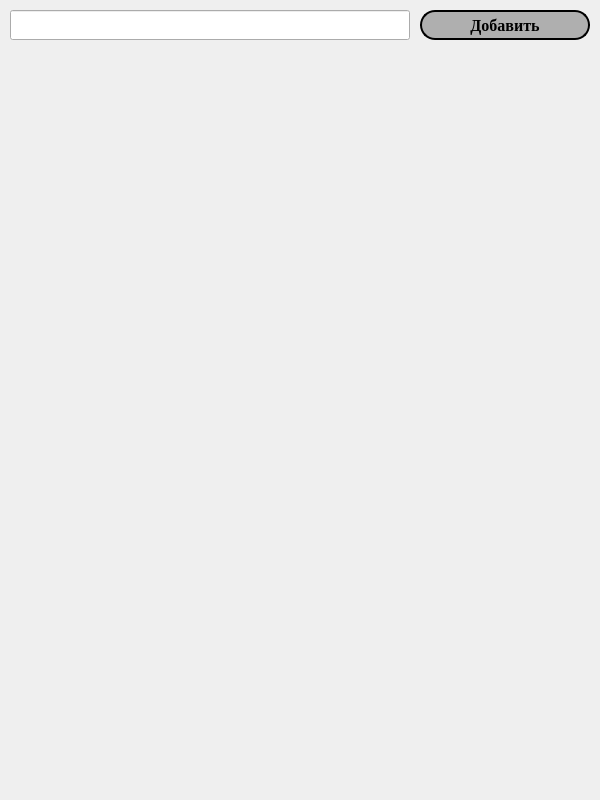
Above: activities/researchPerson.ui from AmirHai/UmkaCentre before the change. Below: the same form after it.
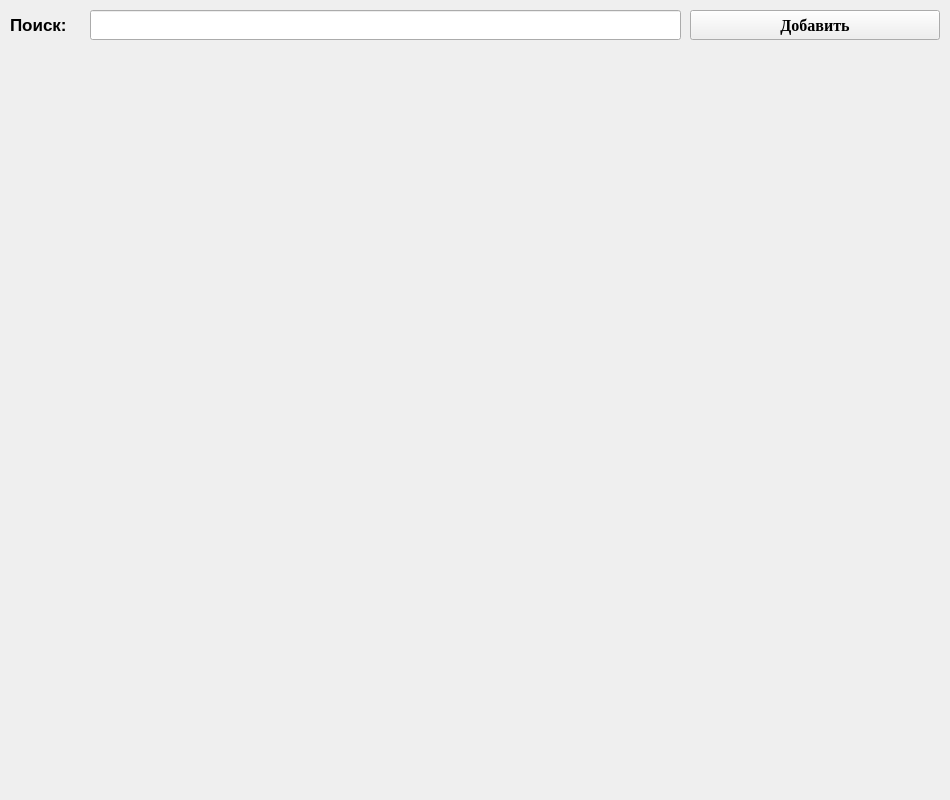
That is the form after the change.

The edit to the form file:
```diff
--- a/activities/researchPerson.ui
+++ b/activities/researchPerson.ui
@@ -6,7 +6,7 @@
    <rect>
     <x>0</x>
     <y>0</y>
-    <width>600</width>
+    <width>950</width>
     <height>800</height>
    </rect>
   </property>
@@ -16,9 +16,9 @@
   <widget class="QLineEdit" name="searchBarLedit">
    <property name="geometry">
     <rect>
-     <x>10</x>
+     <x>90</x>
      <y>10</y>
-     <width>400</width>
+     <width>591</width>
      <height>30</height>
     </rect>
    </property>
@@ -26,9 +26,9 @@
   <widget class="QPushButton" name="addbtn">
    <property name="geometry">
     <rect>
-     <x>420</x>
+     <x>690</x>
      <y>10</y>
-     <width>170</width>
+     <width>250</width>
      <height>30</height>
     </rect>
    </property>
@@ -41,17 +41,32 @@
     </font>
    </property>
    <property name="styleSheet">
-    <string notr="true">background-color:rgb(175, 175, 175);
-border-radius: 15px;
-border-color: black;
-border-style: outset;
-border-width: 2px;
-border-radius: 15px;</string>
+    <string notr="true"/>
    </property>
    <property name="text">
     <string>Добавить</string>
    </property>
   </widget>
+  <widget class="QLabel" name="label">
+   <property name="geometry">
+    <rect>
+     <x>10</x>
+     <y>10</y>
+     <width>80</width>
+     <height>30</height>
+    </rect>
+   </property>
+   <property name="font">
+    <font>
+     <pointsize>13</pointsize>
+     <weight>75</weight>
+     <bold>true</bold>
+    </font>
+   </property>
+   <property name="text">
+    <string>Поиск:</string>
+   </property>
+  </widget>
  </widget>
  <resources/>
  <connections/>
```
